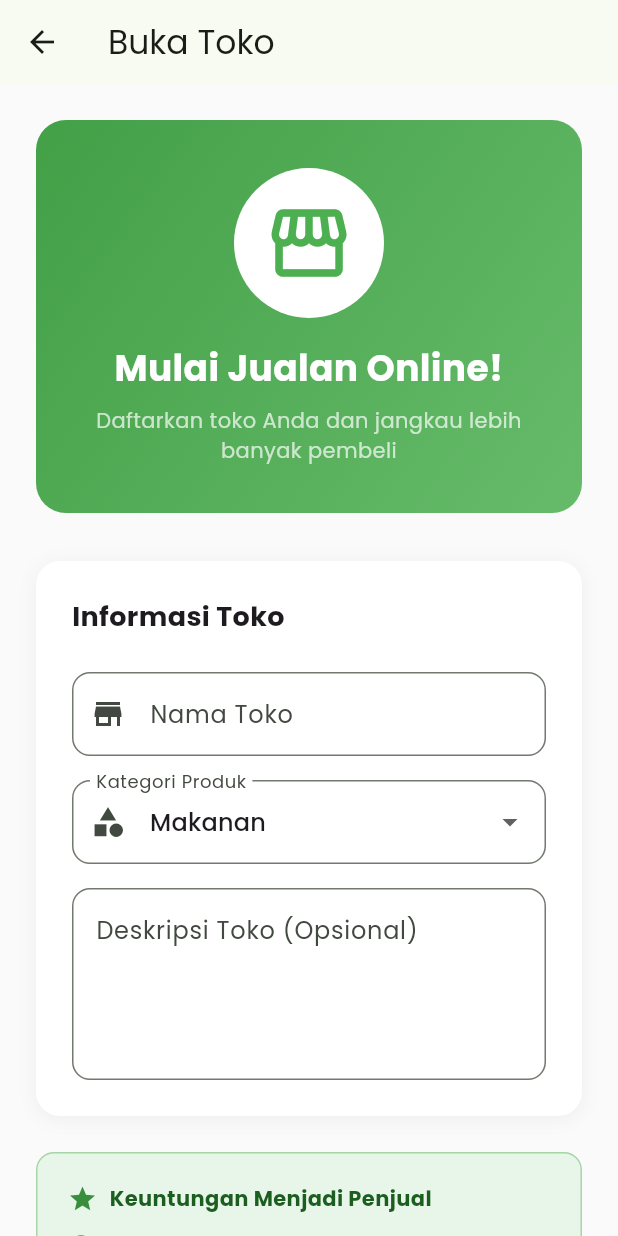
After one commit to zakkutsu/rumah_umkm_app, a Flutter app: the OpenStoreScreen screen opened by its route, on a phone screen of 412 x 824 dp. The commit adds this screen. Run offline on Flutter 3.47's test engine with Material 3 defaults, Android fonts, the phone set to English and light mode, and no system bars; our stand-ins replace go_router, google_fonts, shared_preferences; accounts and stored records are empty.

```diff
--- a/lib/routes/app_router.dart
+++ b/lib/routes/app_router.dart
@@ -12,6 +12,7 @@ import '../screens/store/store_screen.dart';
 import '../screens/settings/settings_screen.dart';
 import '../screens/auth/login_screen.dart';
 import '../screens/auth/register_screen.dart';
+import '../screens/auth/open_store_screen.dart';
 
 /// Konfigurasi routing aplikasi UMKM
 /// Semua route terpusat di sini untuk maintenance mudah
@@ -48,6 +49,11 @@ final GoRouter appRouter = GoRouter(
       path: '/register',
       name: 'register',
       builder: (context, state) => const RegisterScreen(),
+    ),
+    GoRoute(
+      path: '/buka-toko',
+      name: 'open-store',
+      builder: (context, state) => const OpenStoreScreen(),
     ),
 
     // PROFILE MENU SCREENS
--- /dev/null
+++ b/lib/screens/auth/open_store_screen.dart
@@ -0,0 +1,311 @@
+import 'package:flutter/material.dart';
+import 'package:go_router/go_router.dart';
+import 'package:provider/provider.dart';
+import '../../utils/auth_service.dart';
+
+class OpenStoreScreen extends StatefulWidget {
+  const OpenStoreScreen({super.key});
+
+  @override
+  State<OpenStoreScreen> createState() => _OpenStoreScreenState();
+}
+
+class _OpenStoreScreenState extends State<OpenStoreScreen> {
+  final _formKey = GlobalKey<FormState>();
+  final _storeNameController = TextEditingController();
+  final _descriptionController = TextEditingController();
+  String _selectedCategory = 'Makanan';
+
+  final List<String> _categories = [
+    'Makanan',
+    'Minuman',
+    'Fashion',
+    'Kerajinan',
+    'Jasa',
+    'Kue & Camilan',
+    'Hasil Bumi',
+    'Tanaman & Bibit',
+    'Produk Herbal',
+    'Lauk Pauk',
+    'Souvenir',
+    'Peternakan',
+  ];
+
+  @override
+  void dispose() {
+    _storeNameController.dispose();
+    _descriptionController.dispose();
+    super.dispose();
+  }
+
+  Future<void> _handleSubmit() async {
+    if (_formKey.currentState!.validate()) {
+      final authService = context.read<AuthService>();
+
+      final success = await authService.upgradeToSeller(
+        storeName: _storeNameController.text.trim(),
+        storeCategory: _selectedCategory,
+      );
+
+      if (mounted) {
+        if (success) {
+          context.go('/toko');
+          ScaffoldMessenger.of(context).showSnackBar(
+            const SnackBar(
+              content: Text('Selamat! Toko Anda berhasil dibuat'),
+              backgroundColor: Colors.green,
+            ),
+          );
+        } else {
+          ScaffoldMessenger.of(context).showSnackBar(
+            const SnackBar(content: Text('Gagal membuat toko')),
+          );
+        }
+      }
+    }
+  }
+
+  @override
+  Widget build(BuildContext context) {
+    final authService = context.watch<AuthService>();
+
+    return Scaffold(
+      backgroundColor: Colors.grey[50],
+      appBar: AppBar(
+        title: const Text('Buka Toko'),
+        leading: IconButton(
+          icon: const Icon(Icons.arrow_back),
+          onPressed: () => context.pop(),
+        ),
+      ),
+      body: SingleChildScrollView(
+        padding: const EdgeInsets.all(24),
+        child: Center(
+          child: ConstrainedBox(
+            constraints: const BoxConstraints(maxWidth: 600),
+            child: Form(
+              key: _formKey,
+              child: Column(
+                crossAxisAlignment: CrossAxisAlignment.stretch,
+                children: [
+                  // Icon & Title
+                  Container(
+                    padding: const EdgeInsets.all(32),
+                    decoration: BoxDecoration(
+                      gradient: const LinearGradient(
+                        colors: [Color(0xFF43A047), Color(0xFF66BB6A)],
+                        begin: Alignment.topLeft,
+                        end: Alignment.bottomRight,
+                      ),
+                      borderRadius: BorderRadius.circular(20),
+                    ),
+                    child: Column(
+                      children: [
+                        Container(
+                          padding: const EdgeInsets.all(20),
+                          decoration: const BoxDecoration(
+                            color: Colors.white,
+                            shape: BoxShape.circle,
+                          ),
+                          child: const Icon(
+                            Icons.storefront,
+                            size: 60,
+                            color: Colors.green,
+                          ),
+                        ),
+                        const SizedBox(height: 16),
+                        const Text(
+                          'Mulai Jualan Online!',
+                          style: TextStyle(
+                            color: Colors.white,
+                            fontSize: 24,
+                            fontWeight: FontWeight.bold,
+                          ),
+                          textAlign: TextAlign.center,
+                        ),
+                        const SizedBox(height: 8),
+                        const Text(
+                          'Daftarkan toko Anda dan jangkau lebih banyak pembeli',
+                          style: TextStyle(
+                            color: Colors.white70,
+                            fontSize: 14,
+                          ),
+                          textAlign: TextAlign.center,
+                        ),
+                      ],
+                    ),
+                  ),
+                  const SizedBox(height: 32),
+
+                  // Form Fields
+                  Container(
+                    padding: const EdgeInsets.all(24),
+                    decoration: BoxDecoration(
+                      color: Colors.white,
+                      borderRadius: BorderRadius.circular(16),
+                      boxShadow: [
+                        BoxShadow(
+                          color: Colors.black.withOpacity(0.05),
+                          blurRadius: 10,
+                          offset: const Offset(0, 2),
+                        ),
+                      ],
+                    ),
+                    child: Column(
+                      crossAxisAlignment: CrossAxisAlignment.stretch,
+                      children: [
+                        const Text(
+                          'Informasi Toko',
+                          style: TextStyle(
+                            fontSize: 18,
+                            fontWeight: FontWeight.bold,
+                          ),
+                        ),
+                        const SizedBox(height: 24),
+
+                        // Store Name
+                        TextFormField(
+                          controller: _storeNameController,
+                          decoration: InputDecoration(
+                            labelText: 'Nama Toko',
+                            hintText: 'Contoh: Dapur Bu Siti',
+                            prefixIcon: const Icon(Icons.store),
+                            border: OutlineInputBorder(
+                              borderRadius: BorderRadius.circular(12),
+                            ),
+                          ),
+                          validator: (value) {
+                            if (value == null || value.isEmpty) {
+                              return 'Nama toko tidak boleh kosong';
+                            }
+                            if (value.length < 3) {
+                              return 'Nama toko minimal 3 karakter';
+                            }
+                            return null;
+                          },
+                        ),
+                        const SizedBox(height: 16),
+
+                        // Category Dropdown
+                        DropdownButtonFormField<String>(
+                          value: _selectedCategory,
+                          decoration: InputDecoration(
+                            labelText: 'Kategori Produk',
+                            prefixIcon: const Icon(Icons.category),
+                            border: OutlineInputBorder(
+                              borderRadius: BorderRadius.circular(12),
+                            ),
+                          ),
+                          items: _categories.map((category) {
+                            return DropdownMenuItem(
+                              value: category,
+                              child: Text(category),
+                            );
+                          }).toList(),
+                          onChanged: (value) {
+                            setState(() {
+                              _selectedCategory = value!;
+                            });
+                          },
+                        ),
+                        const SizedBox(height: 16),
+
+                        // Description
+                        TextFormField(
+                          controller: _descriptionController,
+                          maxLines: 4,
+                          decoration: InputDecoration(
+                            labelText: 'Deskripsi Toko (Opsional)',
+                            hintText: 'Ceritakan tentang toko Anda...',
+                            alignLabelWithHint: true,
+                            border: OutlineInputBorder(
+                              borderRadius: BorderRadius.circular(12),
+                            ),
+                          ),
+                        ),
+                      ],
+                    ),
+                  ),
+                  const SizedBox(height: 24),
+
+                  // Benefits
+                  Container(
+                    padding: const EdgeInsets.all(20),
+                    decoration: BoxDecoration(
+                      color: Colors.green.shade50,
+                      borderRadius: BorderRadius.circular(12),
+                      border: Border.all(color: Colors.green.shade200),
+                    ),
+                    child: Column(
+                      crossAxisAlignment: CrossAxisAlignment.start,
+                      children: [
+                        Row(
+                          children: [
+                            Icon(Icons.star, color: Colors.green.shade700, size: 20),
+                            const SizedBox(width: 8),
+                            Text(
+                              'Keuntungan Menjadi Penjual',
+                              style: TextStyle(
+                                fontWeight: FontWeight.bold,
+                                color: Colors.green.shade900,
+                              ),
+                            ),
+                          ],
+                        ),
+                        const SizedBox(height: 12),
+                        _buildBenefitItem('Jangkauan pelanggan lebih luas'),
+                        _buildBenefitItem('Kelola produk dengan mudah'),
+                        _buildBenefitItem('Dashboard penjualan real-time'),
+                        _buildBenefitItem('Gratis biaya pendaftaran'),
+                      ],
+                    ),
+                  ),
+                  const SizedBox(height: 32),
+
+                  // Submit Button
+                  ElevatedButton(
+                    onPressed: authService.isLoading ? null : _handleSubmit,
+                    style: ElevatedButton.styleFrom(
+                      backgroundColor: Colors.green,
+                      foregroundColor: Colors.white,
+                      padding: const EdgeInsets.symmetric(vertical: 16),
+                      shape: RoundedRectangleBorder(
+                        borderRadius: BorderRadius.circular(12),
+                      ),
+                    ),
+                    child: authService.isLoading
+                        ? const SizedBox(
+                            height: 20,
+                            width: 20,
+                            child: CircularProgressIndicator(
+                              strokeWidth: 2,
+                              valueColor: AlwaysStoppedAnimation<Color>(Colors.white),
+                            ),
+                          )
+                        : const Text(
+                            'Buat Toko Sekarang',
+                            style: TextStyle(fontSize: 16, fontWeight: FontWeight.bold),
+                          ),
+                  ),
+                ],
+              ),
+            ),
+          ),
+        ),
+      ),
+    );
+  }
+
+  Widget _buildBenefitItem(String text) {
+    return Padding(
+      padding: const EdgeInsets.only(bottom: 8),
+      child: Row(
+        children: [
+          Icon(Icons.check_circle, color: Colors.green.shade700, size: 18),
+          const SizedBox(width: 8),
+          Text(text, style: TextStyle(color: Colors.green.shade900)),
+        ],
+      ),
+    );
+  }
+}
--- a/lib/screens/home/home_screen.dart
+++ b/lib/screens/home/home_screen.dart
@@ -1,6 +1,8 @@
 import 'package:flutter/material.dart';
 import 'package:intl/intl.dart';
 import 'package:go_router/go_router.dart';
+import 'package:provider/provider.dart';
+import '../../utils/auth_service.dart';
 
 class HomeScreen extends StatefulWidget {
   const HomeScreen({super.key});
@@ -311,6 +313,9 @@ class _HomeScreenState extends State<HomeScreen> {
 
   @override
   Widget build(BuildContext context) {
+    final authService = context.watch<AuthService>();
+    final user = authService.currentUser;
+
     // 3. LOGIC FILTERING (Saring data sebelum ditampilkan)
     List<Map<String, dynamic>> produkDitampilkan;
     if (_kategoriTerpilih == "Semua") {
@@ -357,8 +362,22 @@ class _HomeScreenState extends State<HomeScreen> {
                     ),
                   ],
                 ),
-                // Profile Dropdown
-                PopupMenuButton<String>(
+                // Profile Dropdown atau Login Button
+                user.isGuest
+                    ? ElevatedButton.icon(
+                        onPressed: () => context.push('/login'),
+                        icon: const Icon(Icons.login, size: 18),
+                        label: const Text('Masuk/Daftar'),
+                        style: ElevatedButton.styleFrom(
+                          backgroundColor: Colors.green,
+                          foregroundColor: Colors.white,
+                          padding: const EdgeInsets.symmetric(horizontal: 16, vertical: 10),
+                          shape: RoundedRectangleBorder(
+                            borderRadius: BorderRadius.circular(20),
+                          ),
+                        ),
+                      )
+                    : PopupMenuButton<String>(
                         offset: const Offset(0, 50),
                         child: Container(
                           padding: const EdgeInsets.symmetric(horizontal: 12, vertical: 6),
@@ -375,16 +394,17 @@ class _HomeScreenState extends State<HomeScreen> {
                                 child: const Icon(Icons.person, size: 18, color: Colors.green),
                               ),
                               const SizedBox(width: 8),
-                        const Text(
-                          "Budi Santoso",
-                          style: TextStyle(fontSize: 14, fontWeight: FontWeight.w500),
+                              Text(
+                                user.name,
+                                style: const TextStyle(fontSize: 14, fontWeight: FontWeight.w500),
                               ),
                               const SizedBox(width: 4),
                               const Icon(Icons.arrow_drop_down, size: 20),
                             ],
                           ),
                         ),
-                  itemBuilder: (context) => [
+                        itemBuilder: (context) {
+                          List<PopupMenuEntry<String>> menuItems = [
                             const PopupMenuItem(
                               value: 'profile',
                               child: Row(
@@ -405,6 +425,11 @@ class _HomeScreenState extends State<HomeScreen> {
                                 ],
                               ),
                             ),
+                          ];
+
+                          // Tambahkan menu Toko untuk Seller
+                          if (user.isSeller) {
+                            menuItems.add(
                               const PopupMenuItem(
                                 value: 'store',
                                 child: Row(
@@ -415,6 +440,24 @@ class _HomeScreenState extends State<HomeScreen> {
                                   ],
                                 ),
                               ),
+                            );
+                          } else if (user.isCustomer) {
+                            // Menu "Buka Toko" untuk Customer
+                            menuItems.add(
+                              const PopupMenuItem(
+                                value: 'open-store',
+                                child: Row(
+                                  children: [
+                                    Icon(Icons.storefront, size: 20, color: Colors.green),
+                                    SizedBox(width: 12),
+                                    Text('Buka Toko', style: TextStyle(color: Colors.green)),
+                                  ],
+                                ),
+                              ),
+                            );
+                          }
+
+                          menuItems.addAll([
                             const PopupMenuDivider(),
                             const PopupMenuItem(
                               value: 'settings',
@@ -436,7 +479,10 @@ class _HomeScreenState extends State<HomeScreen> {
                                 ],
                               ),
                             ),
-                  ],
+                          ]);
+
+                          return menuItems;
+                        },
                         onSelected: (value) {
                           // Navigate to respective screens
                           switch (value) {
@@ -448,6 +494,9 @@ class _HomeScreenState extends State<HomeScreen> {
                               break;
                             case 'store':
                               context.push('/toko');
+                              break;
+                            case 'open-store':
+                              context.push('/buka-toko');
                               break;
                             case 'settings':
                               context.push('/pengaturan');
@@ -464,11 +513,14 @@ class _HomeScreenState extends State<HomeScreen> {
                                       child: const Text('Batal'),
                                     ),
                                     TextButton(
-                                onPressed: () {
+                                      onPressed: () async {
                                         Navigator.pop(ctx);
+                                        await context.read<AuthService>().logout();
+                                        if (context.mounted) {
                                           ScaffoldMessenger.of(context).showSnackBar(
                                             const SnackBar(content: Text('Berhasil keluar')),
                                           );
+                                        }
                                       },
                                       child: const Text('Keluar', style: TextStyle(color: Colors.red)),
                                     ),
```
Lines whose indentation alone changed are shown as unchanged.
